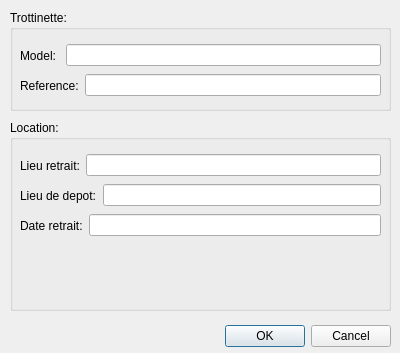
Qt form View/viewoffrelocation.ui (Darhal/Trottipret) before a commit.
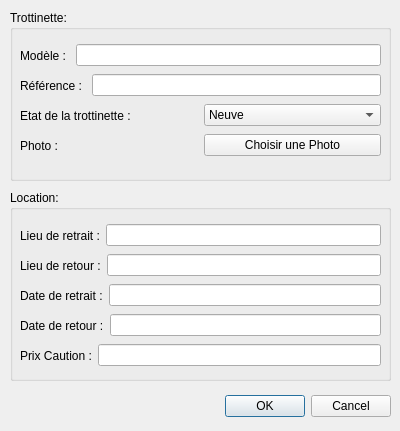
The same form after that commit.

```diff
--- a/View/viewoffrelocation.ui
+++ b/View/viewoffrelocation.ui
@@ -7,7 +7,7 @@
     <x>0</x>
     <y>0</y>
     <width>400</width>
-    <height>353</height>
+    <height>431</height>
    </rect>
   </property>
   <property name="windowTitle">
@@ -17,7 +17,7 @@
    <property name="geometry">
     <rect>
      <x>50</x>
-     <y>320</y>
+     <y>390</y>
      <width>341</width>
      <height>32</height>
     </rect>
@@ -35,7 +35,7 @@
      <x>10</x>
      <y>10</y>
      <width>381</width>
-     <height>101</height>
+     <height>171</height>
     </rect>
    </property>
    <property name="title">
@@ -54,7 +54,7 @@
      <item>
       <widget class="QLabel" name="label">
        <property name="text">
-        <string>Model: </string>
+        <string>Modèle : </string>
        </property>
       </widget>
      </item>
@@ -76,7 +76,7 @@
      <item>
       <widget class="QLabel" name="label_2">
        <property name="text">
-        <string>Reference:</string>
+        <string>Référence : </string>
        </property>
       </widget>
      </item>
@@ -85,12 +85,81 @@
      </item>
     </layout>
    </widget>
+   <widget class="QWidget" name="horizontalLayoutWidget_6">
+    <property name="geometry">
+     <rect>
+      <x>10</x>
+      <y>90</y>
+      <width>361</width>
+      <height>31</height>
+     </rect>
+    </property>
+    <layout class="QHBoxLayout" name="horizontalLayout_8">
+     <item>
+      <widget class="QLabel" name="label_6">
+       <property name="text">
+        <string>Etat de la trottinette : </string>
+       </property>
+      </widget>
+     </item>
+     <item>
+      <widget class="QComboBox" name="comboBox">
+       <item>
+        <property name="text">
+         <string>Neuve</string>
+        </property>
+       </item>
+       <item>
+        <property name="text">
+         <string>Bon état</string>
+        </property>
+       </item>
+       <item>
+        <property name="text">
+         <string>Etat moyen</string>
+        </property>
+       </item>
+       <item>
+        <property name="text">
+         <string>Mauvais état</string>
+        </property>
+       </item>
+      </widget>
+     </item>
+    </layout>
+   </widget>
+   <widget class="QWidget" name="horizontalLayoutWidget_7">
+    <property name="geometry">
+     <rect>
+      <x>10</x>
+      <y>120</y>
+      <width>361</width>
+      <height>31</height>
+     </rect>
+    </property>
+    <layout class="QHBoxLayout" name="horizontalLayout_9">
+     <item>
+      <widget class="QLabel" name="label_8">
+       <property name="text">
+        <string>Photo :</string>
+       </property>
+      </widget>
+     </item>
+     <item>
+      <widget class="QPushButton" name="pushButton">
+       <property name="text">
+        <string>Choisir une Photo</string>
+       </property>
+      </widget>
+     </item>
+    </layout>
+   </widget>
   </widget>
   <widget class="QGroupBox" name="groupBox_2">
    <property name="geometry">
     <rect>
      <x>10</x>
-     <y>120</y>
+     <y>190</y>
      <width>381</width>
      <height>191</height>
     </rect>
@@ -111,7 +180,7 @@
      <item>
       <widget class="QLabel" name="label_3">
        <property name="text">
-        <string>Lieu retrait:</string>
+        <string>Lieu de retrait :</string>
        </property>
       </widget>
      </item>
@@ -133,7 +202,7 @@
      <item>
       <widget class="QLabel" name="label_4">
        <property name="text">
-        <string>Lieu de depot:</string>
+        <string>Lieu de retour :</string>
        </property>
       </widget>
      </item>
@@ -155,7 +224,7 @@
      <item>
       <widget class="QLabel" name="label_5">
        <property name="text">
-        <string>Date retrait:</string>
+        <string>Date de retrait :</string>
        </property>
       </widget>
      </item>
@@ -164,6 +233,50 @@
      </item>
     </layout>
    </widget>
+   <widget class="QWidget" name="horizontalLayoutWidget_8">
+    <property name="geometry">
+     <rect>
+      <x>10</x>
+      <y>120</y>
+      <width>361</width>
+      <height>31</height>
+     </rect>
+    </property>
+    <layout class="QHBoxLayout" name="horizontalLayout_10">
+     <item>
+      <widget class="QLabel" name="label_9">
+       <property name="text">
+        <string>Date de retour :</string>
+       </property>
+      </widget>
+     </item>
+     <item>
+      <widget class="QLineEdit" name="lineEdit_8"/>
+     </item>
+    </layout>
+   </widget>
+   <widget class="QWidget" name="horizontalLayoutWidget_9">
+    <property name="geometry">
+     <rect>
+      <x>10</x>
+      <y>150</y>
+      <width>361</width>
+      <height>31</height>
+     </rect>
+    </property>
+    <layout class="QHBoxLayout" name="horizontalLayout_11">
+     <item>
+      <widget class="QLabel" name="label_10">
+       <property name="text">
+        <string>Prix Caution :</string>
+       </property>
+      </widget>
+     </item>
+     <item>
+      <widget class="QLineEdit" name="lineEdit_9"/>
+     </item>
+    </layout>
+   </widget>
   </widget>
  </widget>
  <resources/>
```
Left out of the diff: 2 changed lines with no effect on the pictures.
